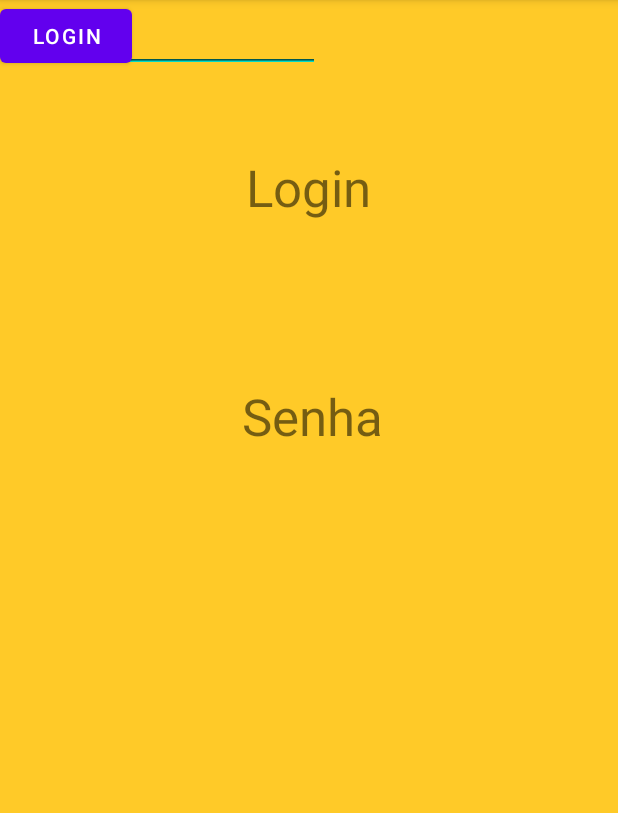
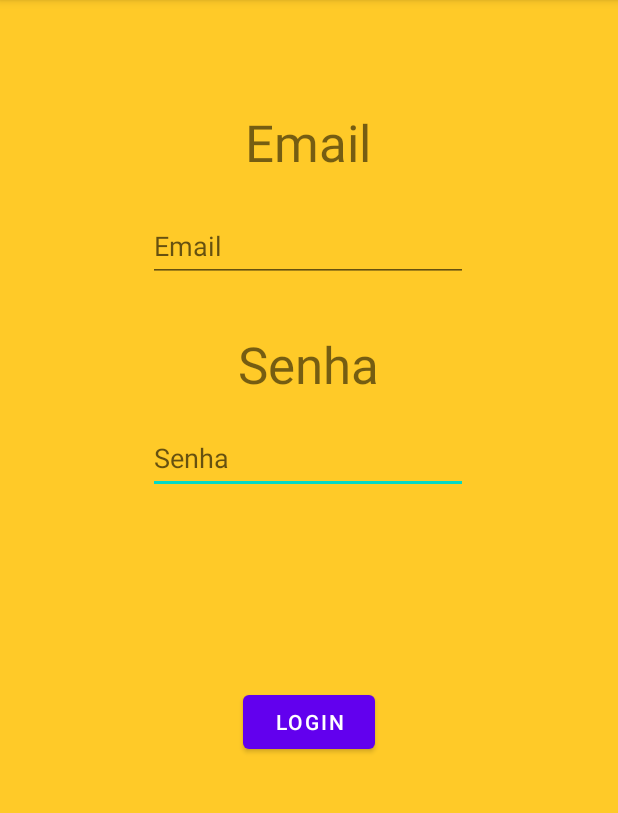
Before and after one commit to r4f4siqueira/BVenda, an Android app: the screen it shows after launch (MainActivity), on a phone screen of 412 x 824 dp, the part 84-897 px from its top. Run offline under Robolectric (Android 15) with nearby library versions, the phone set to English and light mode, and no system bars.

```diff
--- a/app/src/main/AndroidManifest.xml
+++ b/app/src/main/AndroidManifest.xml
@@ -9,6 +9,9 @@
         android:roundIcon="@mipmap/ic_launcher_round"
         android:supportsRtl="true"
         android:theme="@style/Theme.BVenda">
+        <activity
+            android:name=".menuLateral"
+            android:exported="true" />
         <activity
             android:name=".lista"
             android:exported="true" />
--- a/app/src/main/java/uakas/com/bvenda/MainActivity.java
+++ b/app/src/main/java/uakas/com/bvenda/MainActivity.java
@@ -7,7 +7,6 @@ import android.os.Bundle;
 import android.view.View;
 
 public class MainActivity extends AppCompatActivity {
-
     @Override
     protected void onCreate(Bundle savedInstanceState) {
         super.onCreate(savedInstanceState);
--- a/app/src/main/res/layout/activity_main.xml
+++ b/app/src/main/res/layout/activity_main.xml
@@ -11,59 +11,72 @@
         android:id="@+id/tvLogin"
         android:layout_width="88dp"
         android:layout_height="52dp"
-        android:text="Login"
+        android:layout_marginStart="161dp"
+        android:layout_marginTop="72dp"
+        android:layout_marginEnd="162dp"
+        android:text="Email"
         android:textAlignment="center"
         android:textSize="34sp"
-        app:layout_constraintBottom_toBottomOf="parent"
-        app:layout_constraintHorizontal_bias="0.498"
-        app:layout_constraintLeft_toLeftOf="parent"
-        app:layout_constraintRight_toRightOf="parent"
-        app:layout_constraintTop_toTopOf="parent"
-        app:layout_constraintVertical_bias="0.142" />
+        app:layout_constraintEnd_toEndOf="parent"
+        app:layout_constraintHorizontal_bias="0.0"
+        app:layout_constraintStart_toStartOf="parent"
+        app:layout_constraintTop_toTopOf="parent" />
 
     <TextView
         android:id="@+id/tvSenha"
         android:layout_width="wrap_content"
         android:layout_height="wrap_content"
+        android:layout_marginStart="158dp"
+        android:layout_marginTop="32dp"
+        android:layout_marginEnd="159dp"
         android:text="Senha"
         android:textAlignment="center"
         android:textSize="34sp"
-        app:layout_constraintBottom_toBottomOf="parent"
-        app:layout_constraintHorizontal_bias="0.507"
-        app:layout_constraintLeft_toLeftOf="parent"
-        app:layout_constraintRight_toRightOf="parent"
-        app:layout_constraintTop_toTopOf="parent"
-        app:layout_constraintVertical_bias="0.352" />
+        app:layout_constraintEnd_toEndOf="parent"
+        app:layout_constraintStart_toStartOf="parent"
+        app:layout_constraintTop_toBottomOf="@+id/etLogin" />
 
     <EditText
-        android:id="@+id/editTextTextPersonName"
+        android:id="@+id/etSenha"
         android:layout_width="wrap_content"
         android:layout_height="wrap_content"
+        android:layout_marginStart="100dp"
+        android:layout_marginTop="16dp"
+        android:layout_marginEnd="101dp"
         android:ems="10"
+        android:hint="Senha"
         android:inputType="textPersonName"
         android:minHeight="48dp"
-        android:text="Name"
-        tools:layout_editor_absoluteX="100dp"
-        tools:layout_editor_absoluteY="166dp" />
+        app:layout_constraintEnd_toEndOf="parent"
+        app:layout_constraintStart_toStartOf="parent"
+        app:layout_constraintTop_toBottomOf="@+id/tvSenha" />
 
     <EditText
-        android:id="@+id/editTextTextPersonName2"
+        android:id="@+id/etLogin"
         android:layout_width="wrap_content"
         android:layout_height="wrap_content"
+        android:layout_marginStart="100dp"
+        android:layout_marginTop="16dp"
+        android:layout_marginEnd="101dp"
         android:ems="10"
+        android:hint="Email"
         android:inputType="textPersonName"
         android:minHeight="48dp"
-        android:text="Name"
-        tools:layout_editor_absoluteX="100dp"
-        tools:layout_editor_absoluteY="341dp" />
+        app:layout_constraintEnd_toEndOf="parent"
+        app:layout_constraintStart_toStartOf="parent"
+        app:layout_constraintTop_toBottomOf="@+id/tvLogin" />
 
     <Button
-        android:id="@+id/button"
+        android:id="@+id/btLogin"
         android:layout_width="wrap_content"
         android:layout_height="wrap_content"
+        android:layout_marginStart="161dp"
+        android:layout_marginTop="128dp"
+        android:layout_marginEnd="162dp"
         android:onClick="entrar"
         android:text="LOGIN"
-        tools:layout_editor_absoluteX="162dp"
-        tools:layout_editor_absoluteY="444dp" />
+        app:layout_constraintEnd_toEndOf="parent"
+        app:layout_constraintStart_toStartOf="parent"
+        app:layout_constraintTop_toBottomOf="@+id/etSenha" />
 
 </androidx.constraintlayout.widget.ConstraintLayout>
```
Also changed, not shown: app/src/main/java/uakas/com/bvenda/menuLateral.java (added, +14 -0 lines), app/src/main/java/uakas/com/bvenda/venda.java (+7 -0 lines), app/src/main/res/drawable/ic_baseline_menu_24.xml (added, +10 -0 lines), app/src/main/res/layout/activity_compra.xml (+24 -14 lines), app/src/main/res/layout/activity_contas.xml (+27 -7 lines), app/src/main/res/layout/activity_menu_lateral.xml (added, +20 -0 lines), app/src/main/res/layout/activity_pessoa.xml (+16 -6 lines), app/src/main/res/layout/activity_venda.xml (+23 -12 lines).
